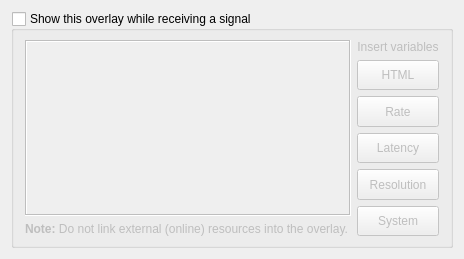
This is src/display/qt/d_overlay_dialog.ui in mrehkopf/vcs as Qt 5 draws it before an edit. The edited form follows.
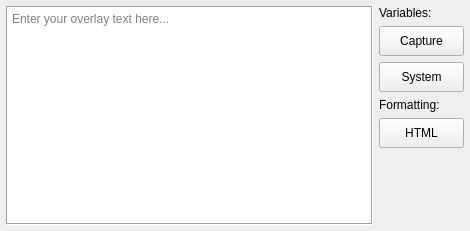
This is the edited form.

Patch:
```diff
--- a/src/display/qt/d_overlay_dialog.ui
+++ b/src/display/qt/d_overlay_dialog.ui
@@ -6,48 +6,37 @@
    <rect>
     <x>0</x>
     <y>0</y>
-    <width>464</width>
-    <height>259</height>
+    <width>470</width>
+    <height>231</height>
    </rect>
   </property>
   <property name="windowTitle">
    <string>Dialog</string>
   </property>
-  <layout class="QVBoxLayout" name="verticalLayout_2">
-   <item>
-    <widget class="QGroupBox" name="groupBox_overlay">
-     <property name="title">
-      <string>Show this overlay while receiving a signal</string>
-     </property>
-     <property name="checkable">
-      <bool>true</bool>
-     </property>
-     <property name="checked">
-      <bool>false</bool>
-     </property>
      <layout class="QHBoxLayout" name="horizontalLayout">
+   <property name="spacing">
+    <number>6</number>
+   </property>
       <property name="leftMargin">
-       <number>11</number>
+    <number>6</number>
+   </property>
+   <property name="topMargin">
+    <number>6</number>
       </property>
       <property name="rightMargin">
-       <number>11</number>
-      </property>
-      <item>
-       <layout class="QVBoxLayout" name="verticalLayout">
+    <number>6</number>
+   </property>
+   <property name="bottomMargin">
+    <number>6</number>
+   </property>
         <item>
          <widget class="QPlainTextEdit" name="plainTextEdit">
           <property name="sizePolicy">
-           <sizepolicy hsizetype="Expanding" vsizetype="Preferred">
+      <sizepolicy hsizetype="Expanding" vsizetype="Expanding">
             <horstretch>0</horstretch>
             <verstretch>0</verstretch>
            </sizepolicy>
           </property>
-          <property name="font">
-           <font>
-            <family>Courier New</family>
-            <pointsize>9</pointsize>
-           </font>
-          </property>
           <property name="frameShape">
            <enum>QFrame::Box</enum>
           </property>
@@ -57,20 +46,11 @@
           <property name="tabStopWidth">
            <number>15</number>
           </property>
-         </widget>
-        </item>
-        <item>
-         <widget class="QLabel" name="label_2">
-          <property name="text">
-           <string>&lt;html&gt;&lt;head/&gt;&lt;body&gt;&lt;p&gt;&lt;span style=&quot; font-weight:600;&quot;&gt;Note:&lt;/span&gt; Do not link external (online) resources into the overlay.&lt;/p&gt;&lt;/body&gt;&lt;/html&gt;</string>
-          </property>
-          <property name="wordWrap">
-           <bool>false</bool>
-          </property>
-         </widget>
-        </item>
-       </layout>
-      </item>
+     <property name="placeholderText">
+      <string>Enter your overlay text here...</string>
+     </property>
+    </widget>
+   </item>
       <item>
        <widget class="QFrame" name="frame">
         <property name="sizePolicy">
@@ -94,78 +74,27 @@
          </property>
          <item>
           <widget class="QLabel" name="label">
-           <property name="sizePolicy">
-            <sizepolicy hsizetype="Preferred" vsizetype="Fixed">
-             <horstretch>0</horstretch>
-             <verstretch>0</verstretch>
-            </sizepolicy>
-           </property>
            <property name="text">
-            <string>Insert variables</string>
-           </property>
-           <property name="alignment">
-            <set>Qt::AlignCenter</set>
-           </property>
+         <string>Variables:</string>
+        </property>
           </widget>
          </item>
          <item>
-          <widget class="QPushButton" name="pushButton_htmlFormat">
+       <widget class="QPushButton" name="pushButton_capture">
            <property name="sizePolicy">
             <sizepolicy hsizetype="Minimum" vsizetype="Preferred">
              <horstretch>0</horstretch>
              <verstretch>0</verstretch>
             </sizepolicy>
            </property>
-           <property name="text">
-            <string>HTML</string>
-           </property>
-           <property name="autoDefault">
-            <bool>false</bool>
-           </property>
-          </widget>
-         </item>
-         <item>
-          <widget class="QPushButton" name="pushButton_refresh">
-           <property name="sizePolicy">
-            <sizepolicy hsizetype="Minimum" vsizetype="Preferred">
-             <horstretch>0</horstretch>
-             <verstretch>0</verstretch>
-            </sizepolicy>
-           </property>
+        <property name="minimumSize">
+         <size>
+          <width>85</width>
+          <height>30</height>
+         </size>
+        </property>
            <property name="text">
-            <string>Rate</string>
-           </property>
-           <property name="autoDefault">
-            <bool>false</bool>
-           </property>
-          </widget>
-         </item>
-         <item>
-          <widget class="QPushButton" name="pushButton_latency">
-           <property name="sizePolicy">
-            <sizepolicy hsizetype="Minimum" vsizetype="Preferred">
-             <horstretch>0</horstretch>
-             <verstretch>0</verstretch>
-            </sizepolicy>
-           </property>
-           <property name="text">
-            <string>Latency</string>
-           </property>
-           <property name="autoDefault">
-            <bool>false</bool>
-           </property>
-          </widget>
-         </item>
-         <item>
-          <widget class="QPushButton" name="pushButton_resolution">
-           <property name="sizePolicy">
-            <sizepolicy hsizetype="Minimum" vsizetype="Preferred">
-             <horstretch>0</horstretch>
-             <verstretch>0</verstretch>
-            </sizepolicy>
-           </property>
-           <property name="text">
-            <string>Resolution</string>
+         <string>Capture</string>
            </property>
            <property name="autoDefault">
             <bool>false</bool>
@@ -180,6 +109,12 @@
              <verstretch>0</verstretch>
             </sizepolicy>
            </property>
+        <property name="minimumSize">
+         <size>
+          <width>85</width>
+          <height>30</height>
+         </size>
+        </property>
            <property name="text">
             <string>System</string>
            </property>
@@ -188,9 +123,48 @@
            </property>
           </widget>
          </item>
-        </layout>
+      <item>
+       <widget class="QLabel" name="label_2">
+        <property name="text">
+         <string>Formatting:</string>
+        </property>
        </widget>
       </item>
+      <item>
+       <widget class="QPushButton" name="pushButton_htmlFormat">
+        <property name="sizePolicy">
+         <sizepolicy hsizetype="Minimum" vsizetype="Preferred">
+          <horstretch>0</horstretch>
+          <verstretch>0</verstretch>
+         </sizepolicy>
+        </property>
+        <property name="minimumSize">
+         <size>
+          <width>85</width>
+          <height>30</height>
+         </size>
+        </property>
+        <property name="text">
+         <string>HTML</string>
+        </property>
+        <property name="autoDefault">
+         <bool>false</bool>
+        </property>
+       </widget>
+      </item>
+      <item>
+       <spacer name="verticalSpacer">
+        <property name="orientation">
+         <enum>Qt::Vertical</enum>
+        </property>
+        <property name="sizeHint" stdset="0">
+         <size>
+          <width>20</width>
+          <height>9000</height>
+         </size>
+        </property>
+       </spacer>
+      </item>
      </layout>
      <zorder>label_2</zorder>
     </widget>
```
Left out of the diff: 9 changed lines with no effect on the pictures. Lines whose indentation alone changed are shown as unchanged.
